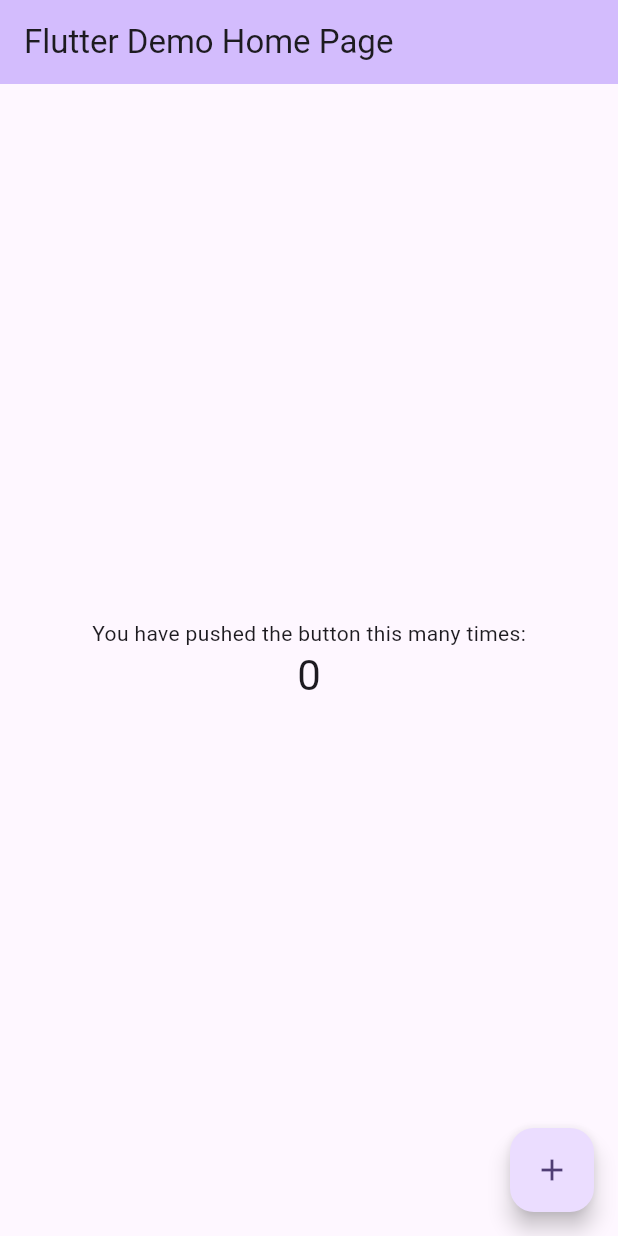
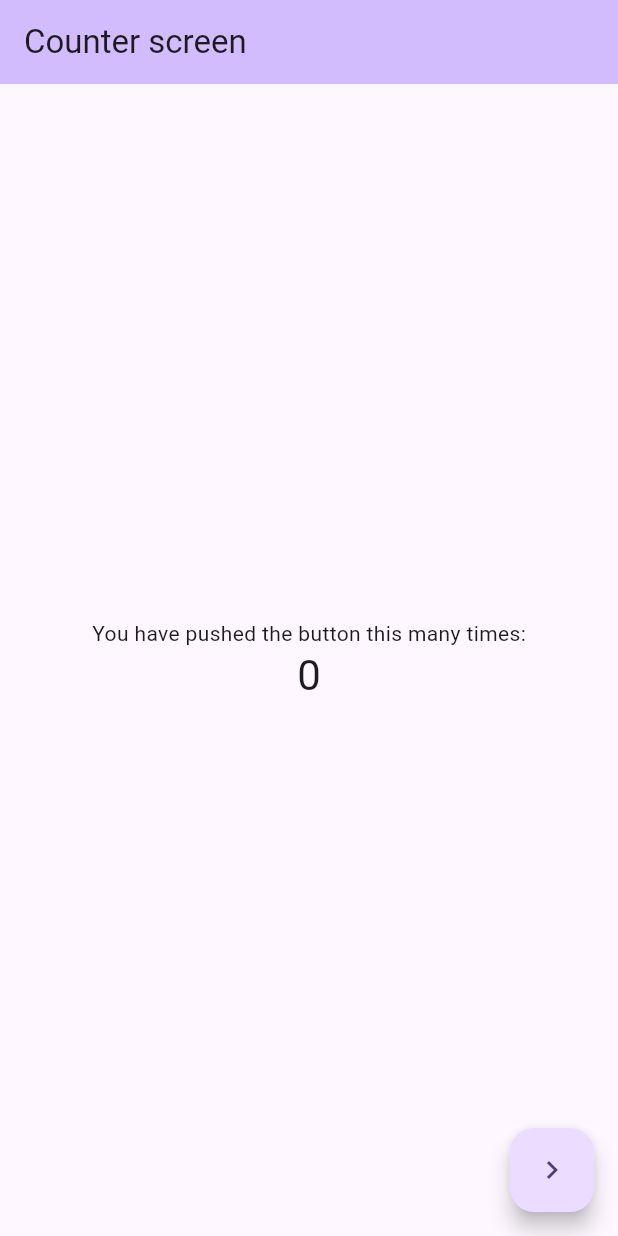
Before and after one commit to Jalambo-Dev/counter_with_cubit, a Flutter app: the screen it shows after launch, on a phone screen of 412 x 824 dp. Run offline on Flutter 3.47's test engine with Material 3 defaults, Android fonts, the phone set to English and light mode, and no system bars; our stand-ins replace flutter_bloc.

Commit message:
finish commit

```diff
--- /dev/null
+++ b/devtools_options.yaml
@@ -0,0 +1,3 @@
+description: This file stores settings for Dart & Flutter DevTools.
+documentation: https://docs.flutter.dev/tools/devtools/extensions#configure-extension-enablement-states
+extensions:
--- /dev/null
+++ b/lib/counter_cubit/counter_cubit.dart
@@ -0,0 +1,16 @@
+import 'package:flutter_bloc/flutter_bloc.dart';
+
+class CounterCubit extends Cubit<int> {
+  CounterCubit() : super(0);
+
+  void increment() {
+    emit(state + 1);
+  }
+
+  void decrement() {
+    if (state == 0) {
+      return;
+    }
+    emit(state - 1);
+  }
+}
--- /dev/null
+++ b/lib/counter_screen.dart
@@ -0,0 +1,48 @@
+import 'package:counter_with_cubit/buttons_screen.dart';
+import 'package:counter_with_cubit/counter_cubit/counter_cubit.dart';
+import 'package:flutter/material.dart';
+import 'package:flutter_bloc/flutter_bloc.dart';
+
+class HomeScreen extends StatelessWidget {
+  const HomeScreen({super.key});
+
+  @override
+  Widget build(BuildContext context) {
+    final counterCubit = BlocProvider.of<CounterCubit>(context);
+    return Scaffold(
+      appBar: AppBar(
+        backgroundColor: Theme.of(context).colorScheme.inversePrimary,
+        title: Text('Counter screen'),
+      ),
+      body: Center(
+        child: Column(
+          mainAxisAlignment: MainAxisAlignment.center,
+          children: <Widget>[
+            const Text(
+              'You have pushed the button this many times:',
+            ),
+            BlocBuilder<CounterCubit, int>(
+              bloc: counterCubit,
+              builder: (context, counter) {
+                return Text(
+                  '$counter',
+                  style: Theme.of(context).textTheme.headlineMedium,
+                );
+              },
+            ),
+          ],
+        ),
+      ),
+      floatingActionButton: FloatingActionButton(
+        onPressed: () => Navigator.push(
+          context,
+          MaterialPageRoute(
+            builder: (context) => ButtonsScreen(),
+          ),
+        ),
+        tooltip: 'Next',
+        child: const Icon(Icons.navigate_next),
+      ),
+    );
+  }
+}
--- a/lib/main.dart
+++ b/lib/main.dart
@@ -1,4 +1,7 @@
+import 'package:counter_with_cubit/counter_cubit/counter_cubit.dart';
+import 'package:counter_with_cubit/counter_screen.dart';
 import 'package:flutter/material.dart';
+import 'package:flutter_bloc/flutter_bloc.dart';
 
 void main() {
   runApp(const MyApp());
@@ -7,119 +10,18 @@ void main() {
 class MyApp extends StatelessWidget {
   const MyApp({super.key});
 
-  // This widget is the root of your application.
   @override
   Widget build(BuildContext context) {
-    return MaterialApp(
-      title: 'Flutter Demo',
-      theme: ThemeData(
-        // This is the theme of your application.
-        //
-        // TRY THIS: Try running your application with "flutter run". You'll see
-        // the application has a purple toolbar. Then, without quitting the app,
-        // try changing the seedColor in the colorScheme below to Colors.green
-        // and then invoke "hot reload" (save your changes or press the "hot
-        // reload" button in a Flutter-supported IDE, or press "r" if you used
-        // the command line to start the app).
-        //
-        // Notice that the counter didn't reset back to zero; the application
-        // state is not lost during the reload. To reset the state, use hot
-        // restart instead.
-        //
-        // This works for code too, not just values: Most code changes can be
-        // tested with just a hot reload.
-        colorScheme: ColorScheme.fromSeed(seedColor: Colors.deepPurple),
-        useMaterial3: true,
+    return BlocProvider(
+      create: (context) => CounterCubit(),
+      child: MaterialApp(
+        title: 'Flutter Demo',
+        theme: ThemeData(
+          colorScheme: ColorScheme.fromSeed(seedColor: Colors.deepPurple),
+          useMaterial3: true,
+        ),
+        home: const HomeScreen(),
       ),
-      home: const MyHomePage(title: 'Flutter Demo Home Page'),
     );
   }
 }
-
-class MyHomePage extends StatefulWidget {
-  const MyHomePage({super.key, required this.title});
-
-  // This widget is the home page of your application. It is stateful, meaning
-  // that it has a State object (defined below) that contains fields that affect
-  // how it looks.
-
-  // This class is the configuration for the state. It holds the values (in this
-  // case the title) provided by the parent (in this case the App widget) and
-  // used by the build method of the State. Fields in a Widget subclass are
-  // always marked "final".
-
-  final String title;
-
-  @override
-  State<MyHomePage> createState() => _MyHomePageState();
-}
-
-class _MyHomePageState extends State<MyHomePage> {
-  int _counter = 0;
-
-  void _incrementCounter() {
-    setState(() {
-      // This call to setState tells the Flutter framework that something has
-      // changed in this State, which causes it to rerun the build method below
-      // so that the display can reflect the updated values. If we changed
-      // _counter without calling setState(), then the build method would not be
-      // called again, and so nothing would appear to happen.
-      _counter++;
-    });
-  }
-
-  @override
-  Widget build(BuildContext context) {
-    // This method is rerun every time setState is called, for instance as done
-    // by the _incrementCounter method above.
-    //
-    // The Flutter framework has been optimized to make rerunning build methods
-    // fast, so that you can just rebuild anything that needs updating rather
-    // than having to individually change instances of widgets.
-    return Scaffold(
-      appBar: AppBar(
-        // TRY THIS: Try changing the color here to a specific color (to
-        // Colors.amber, perhaps?) and trigger a hot reload to see the AppBar
-        // change color while the other colors stay the same.
-        backgroundColor: Theme.of(context).colorScheme.inversePrimary,
-        // Here we take the value from the MyHomePage object that was created by
-        // the App.build method, and use it to set our appbar title.
-        title: Text(widget.title),
-      ),
-      body: Center(
-        // Center is a layout widget. It takes a single child and positions it
-        // in the middle of the parent.
-        child: Column(
-          // Column is also a layout widget. It takes a list of children and
-          // arranges them vertically. By default, it sizes itself to fit its
-          // children horizontally, and tries to be as tall as its parent.
-          //
-          // Column has various properties to control how it sizes itself and
-          // how it positions its children. Here we use mainAxisAlignment to
-          // center the children vertically; the main axis here is the vertical
-          // axis because Columns are vertical (the cross axis would be
-          // horizontal).
-          //
-          // TRY THIS: Invoke "debug painting" (choose the "Toggle Debug Paint"
-          // action in the IDE, or press "p" in the console), to see the
-          // wireframe for each widget.
-          mainAxisAlignment: MainAxisAlignment.center,
-          children: <Widget>[
-            const Text(
-              'You have pushed the button this many times:',
-            ),
-            Text(
-              '$_counter',
-              style: Theme.of(context).textTheme.headlineMedium,
-            ),
-          ],
-        ),
-      ),
-      floatingActionButton: FloatingActionButton(
-        onPressed: _incrementCounter,
-        tooltip: 'Increment',
-        child: const Icon(Icons.add),
-      ), // This trailing comma makes auto-formatting nicer for build methods.
-    );
-  }
-}
```
Also changed, not shown: lib/buttons_screen.dart (added, +45 -0 lines), pubspec.yaml (+4 -16 lines), pubspec.lock.
